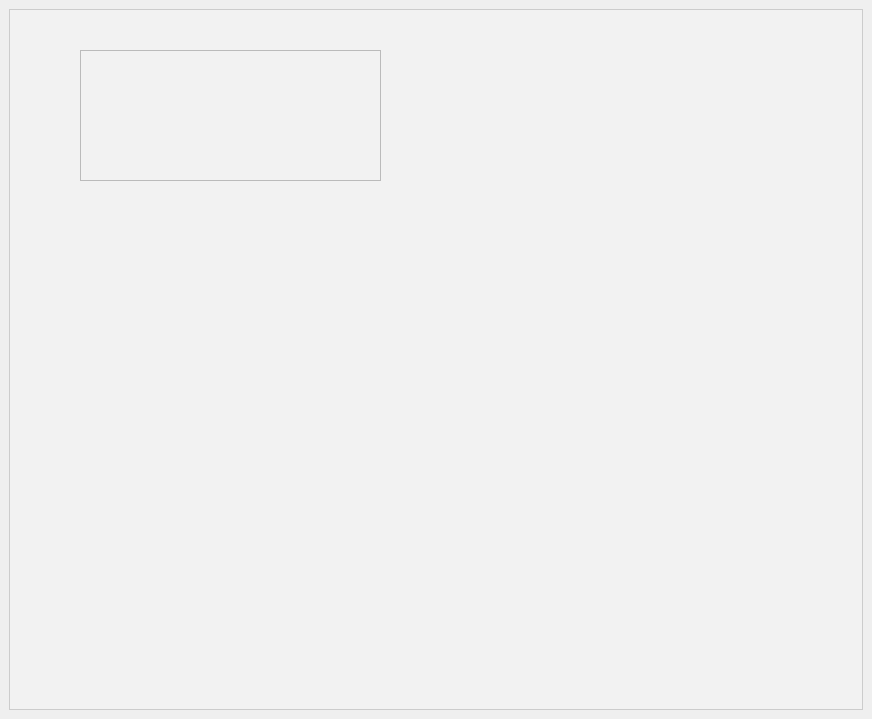
Fxsh-pro/221_329_Nikishaev, file exam/mainwindow.ui: the form before one commit.
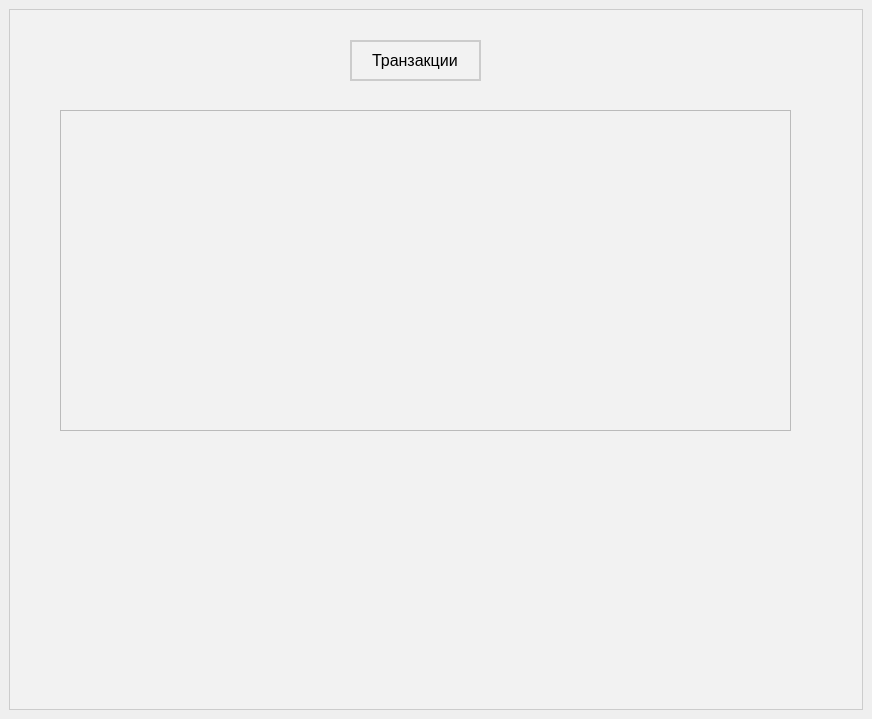
The form after the commit.

The edit to the form file:
```diff
--- a/exam/mainwindow.ui
+++ b/exam/mainwindow.ui
@@ -58,7 +58,7 @@
   </property>
   <widget class="QWidget" name="centralwidget">
    <layout class="QGridLayout" name="gridLayout">
-    <item row="0" column="0">
+    <item row="0" column="1">
      <widget class="QStackedWidget" name="stackedWidget">
       <property name="currentIndex">
        <number>1</number>
@@ -157,13 +157,32 @@
        <widget class="QPlainTextEdit" name="plainTextEdit">
         <property name="geometry">
          <rect>
-          <x>70</x>
-          <y>40</y>
-          <width>301</width>
-          <height>131</height>
+          <x>50</x>
+          <y>100</y>
+          <width>731</width>
+          <height>321</height>
          </rect>
         </property>
        </widget>
+       <widget class="QLineEdit" name="lineEdit">
+        <property name="geometry">
+         <rect>
+          <x>340</x>
+          <y>30</y>
+          <width>131</width>
+          <height>41</height>
+         </rect>
+        </property>
+        <property name="text">
+         <string>Транзакции</string>
+        </property>
+        <property name="alignment">
+         <set>Qt::AlignCenter</set>
+        </property>
+        <property name="readOnly">
+         <bool>true</bool>
+        </property>
+       </widget>
       </widget>
      </widget>
     </item>
```
Left out of the diff: 4 changed lines with no effect on the pictures.
